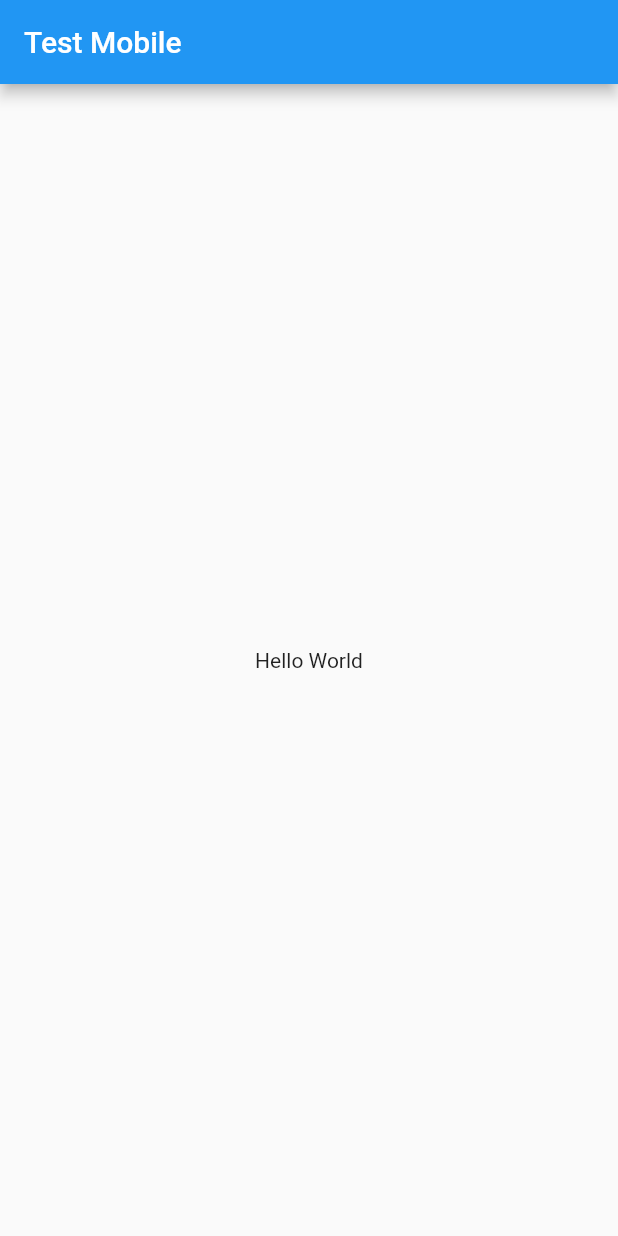
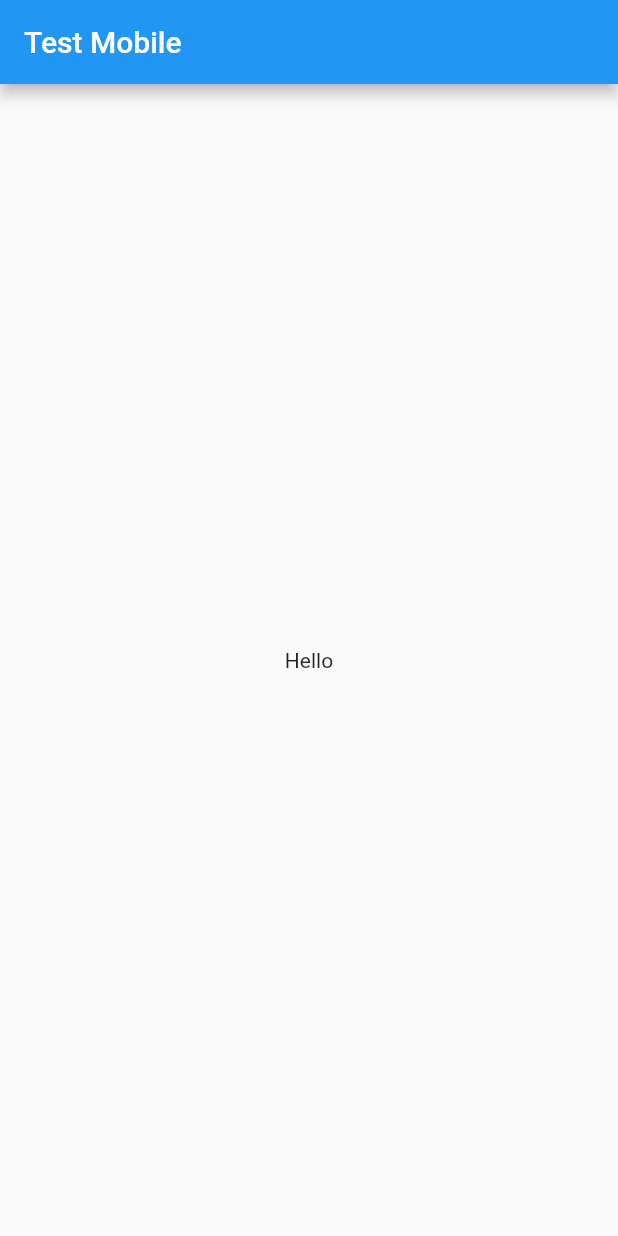
Before and after one commit to Xkonz/Tugas-Mobile, a Flutter app: the screen it shows after launch, on a phone screen of 412 x 824 dp. Run offline on Flutter 3.47's test engine with Material 2 defaults, Android fonts, the phone set to English and light mode, and no system bars.

Commit message:
Update main.dart

```diff
--- a/lib/main.dart
+++ b/lib/main.dart
@@ -7,7 +7,7 @@ void main() {
           home: Scaffold(
             body: Center(
               child: Text(
-                "Hello World",
+                "Hello",
               ),
             ),
             appBar: AppBar(
```
